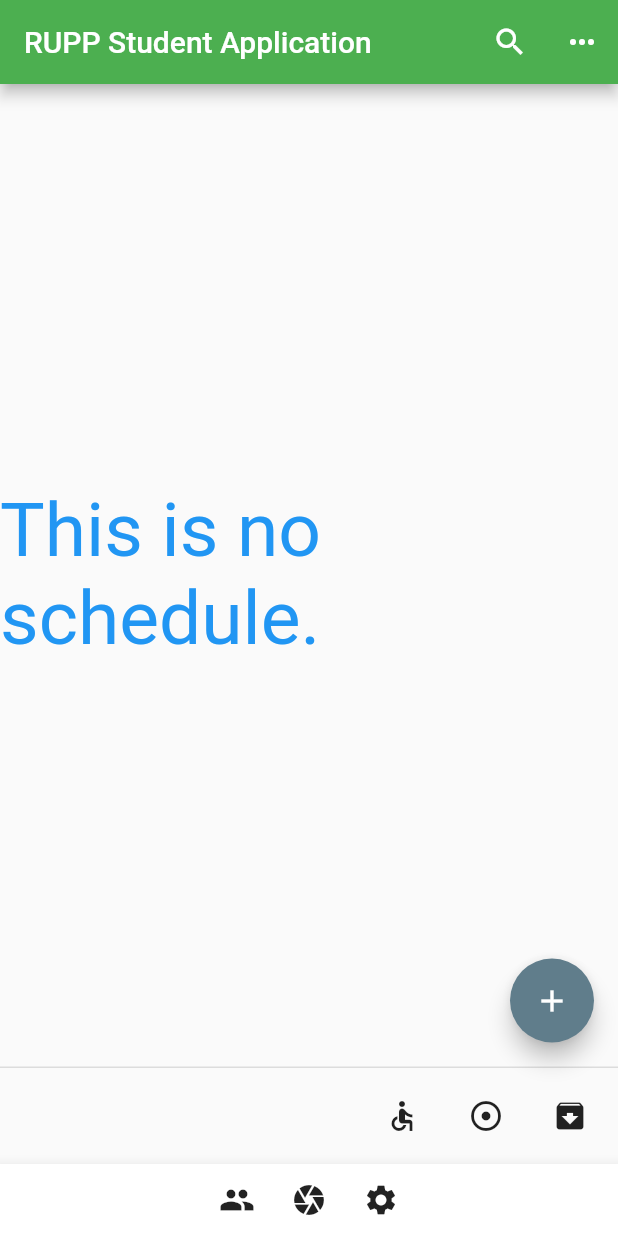
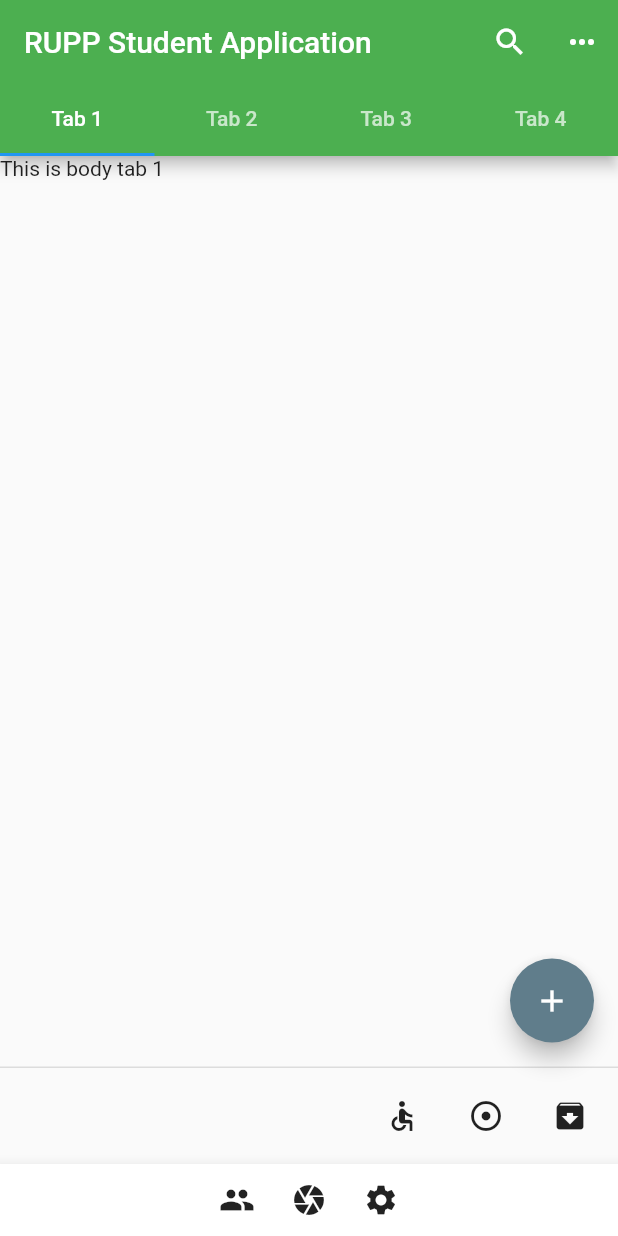
Before and after one commit to ChhailengTim/Basic_Flutter, a Flutter app: the screen it shows after launch, after a tap on the "search" icon, on a phone screen of 412 x 824 dp. Run offline on Flutter 3.47's test engine with Material 2 defaults, Android fonts, the phone set to English and light mode, and no system bars; Roboto replaces fonts that are missing (Verdana).

Commit message:
Add Tab Botton

```diff
--- a/my_first_app/lib/main.dart
+++ b/my_first_app/lib/main.dart
@@ -9,7 +9,9 @@ class myApp extends StatelessWidget {
   Widget build(BuildContext context) {
     return MaterialApp(
         title: 'SETEC Studdent Application',
-      home: Scaffold(
+        home: DefaultTabController(
+          length: 4,
+          child: Scaffold(
             appBar: AppBar(
               title: const Text('RUPP Student Application'),
               backgroundColor: Colors.green,
@@ -17,27 +19,38 @@ class myApp extends StatelessWidget {
                 IconButton(
                   icon: const Icon(Icons.search),
                   onPressed: () {
-                // ignore: avoid_print
-                print("Icon Press");
+                    DebugPrint("Icon Search");
                   },
                 ),
-            // ignore: avoid_print
                 IconButton(
                   icon: const Icon(Icons.more_horiz),
                   onPressed: () {
-                // ignore: avoid_print
-                print("Icon Press");
+                    DebugPrint("Icon More");
                   },
                 ),
               ],
+              bottom: const TabBar(
+                tabs: <Widget>[
+                  Tab(text: "Tab 1"),
+                  Tab(
+                    text: "Tab 2",
                   ),
-        body: const Center(
-          child: Text(
-            "This is no schedule.",
-            style: TextStyle(
-                fontSize: 50, color: Colors.blue, fontFamily: 'Verdana'),
+                  Tab(
+                    text: "Tab 3",
+                  ),
+                  Tab(
+                    text: "Tab 4",
+                  ),
+                ],
               ),
             ),
+            body: const TabBarView(children: <Widget>[
+              Text("This is body tab 1"),
+              Text("This is body tab 2"),
+              Text("This is body tab 3"),
+              Text("This is body tab 4"),
+            ]),
+            //Text("This body of tab 1"),
             floatingActionButton: FloatingActionButton(
               child: const Icon(Icons.add),
               onPressed: () {
@@ -101,7 +114,10 @@ class myApp extends StatelessWidget {
               )
             ],
           ),
-    );
+        ));
     //throw UnimplementedError();
   }
+
+  // ignore: non_constant_identifier_names
+  void DebugPrint(String s) {}
 }
```
Lines whose indentation alone changed are shown as unchanged.
